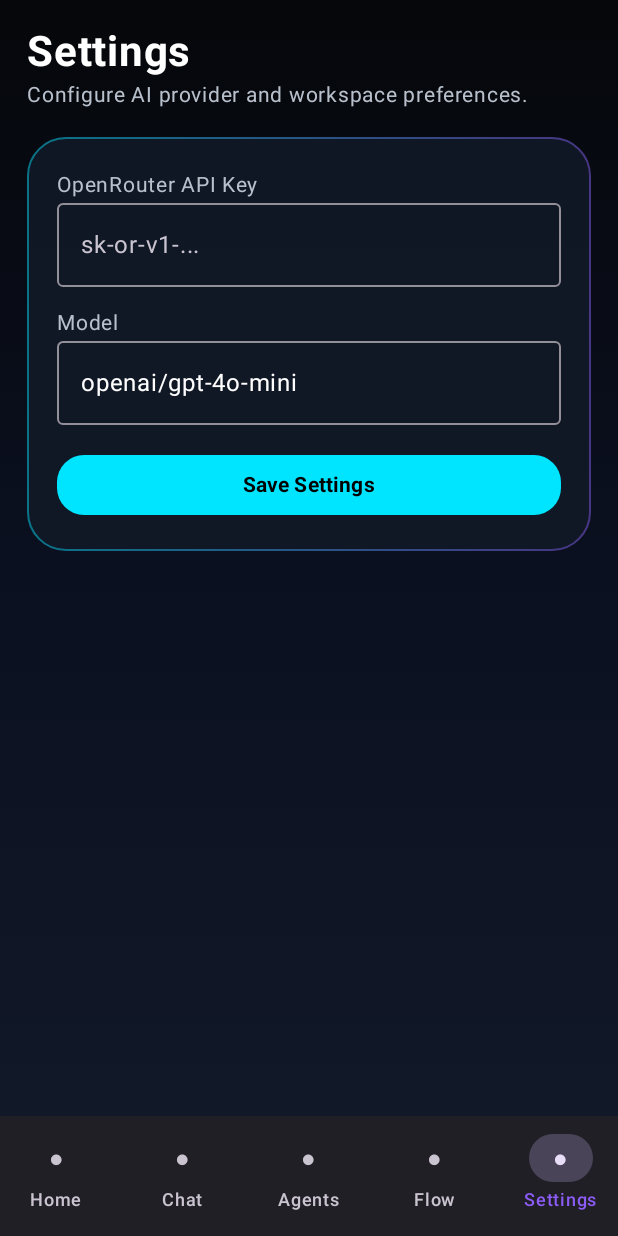
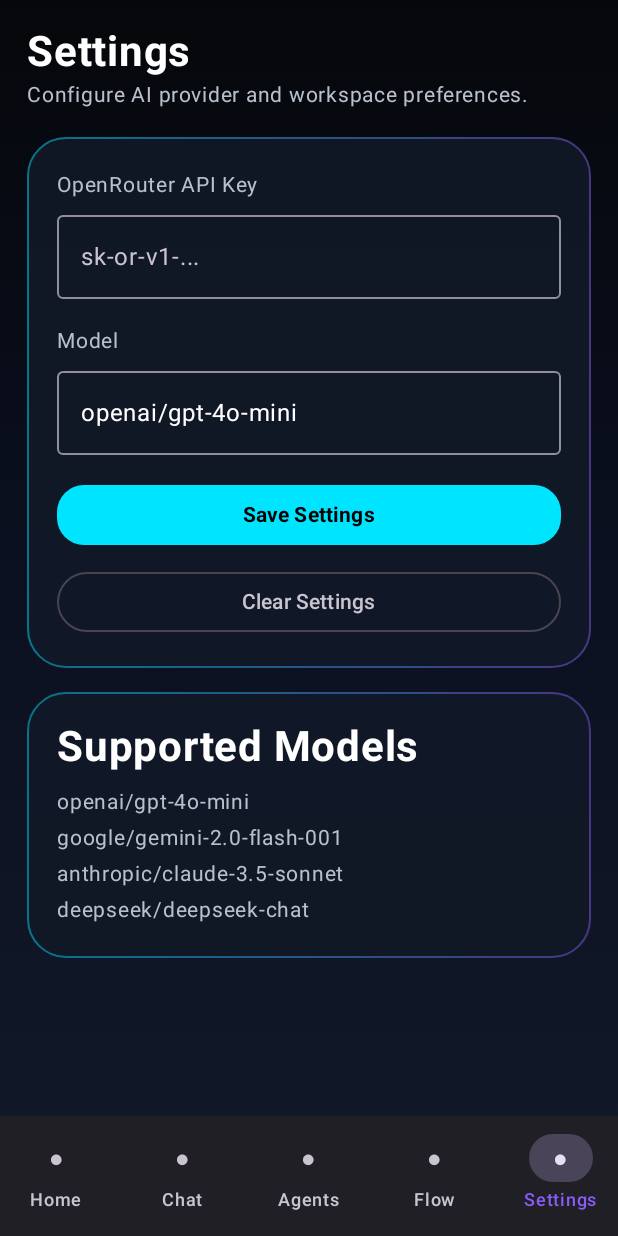
Before and after one commit to devxvoid/Mr-Robot-AI-Workspace, an Android app built with Jetpack Compose: the SettingsScreen screen opened through its navigation route, on a phone screen of 412 x 824 dp. Run offline under Robolectric (Android 15) with nearby library versions, the phone set to English and light mode, and no system bars.

Commit message:
Step 1 add persistent DataStore settings

```diff
--- /dev/null
+++ b/app/src/main/java/com/mrrobot/aiworkspace/data/SettingsStore.kt
@@ -0,0 +1,44 @@
+package com.mrrobot.aiworkspace.data
+
+import android.content.Context
+import androidx.datastore.preferences.core.edit
+import androidx.datastore.preferences.core.stringPreferencesKey
+import androidx.datastore.preferences.preferencesDataStore
+import kotlinx.coroutines.flow.Flow
+import kotlinx.coroutines.flow.map
+
+private val Context.settingsDataStore by preferencesDataStore(name = "mr_robot_settings")
+
+data class AppSettings(
+    val apiKey: String = "",
+    val model: String = "openai/gpt-4o-mini"
+)
+
+class SettingsStore(private val context: Context) {
+
+    private object Keys {
+        val API_KEY = stringPreferencesKey("openrouter_api_key")
+        val MODEL = stringPreferencesKey("selected_model")
+    }
+
+    val settingsFlow: Flow<AppSettings> =
+        context.settingsDataStore.data.map { prefs ->
+            AppSettings(
+                apiKey = prefs[Keys.API_KEY] ?: "",
+                model = prefs[Keys.MODEL] ?: "openai/gpt-4o-mini"
+            )
+        }
+
+    suspend fun saveSettings(apiKey: String, model: String) {
+        context.settingsDataStore.edit { prefs ->
+            prefs[Keys.API_KEY] = apiKey.trim()
+            prefs[Keys.MODEL] = model.trim().ifBlank { "openai/gpt-4o-mini" }
+        }
+    }
+
+    suspend fun clearSettings() {
+        context.settingsDataStore.edit { prefs ->
+            prefs.clear()
+        }
+    }
+}
--- a/app/src/main/java/com/mrrobot/aiworkspace/ui/screens/SettingsScreen.kt
+++ b/app/src/main/java/com/mrrobot/aiworkspace/ui/screens/SettingsScreen.kt
@@ -1,42 +1,94 @@
 package com.mrrobot.aiworkspace.ui.screens
 
 import androidx.compose.foundation.layout.*
+import androidx.compose.foundation.rememberScrollState
+import androidx.compose.foundation.verticalScroll
 import androidx.compose.material3.*
 import androidx.compose.runtime.*
 import androidx.compose.ui.Modifier
+import androidx.compose.ui.text.input.PasswordVisualTransformation
 import androidx.compose.ui.unit.dp
+import androidx.lifecycle.viewmodel.compose.viewModel
 import com.mrrobot.aiworkspace.ui.components.*
+import com.mrrobot.aiworkspace.viewmodel.SettingsViewModel
 
 @Composable
-fun SettingsScreen() {
-    var apiKey by remember { mutableStateOf("") }
-    var model by remember { mutableStateOf("openai/gpt-4o-mini") }
+fun SettingsScreen(
+    viewModel: SettingsViewModel = viewModel()
+) {
+    val state by viewModel.uiState.collectAsState()
 
     ScreenShell {
+        Column(
+            modifier = Modifier
+                .fillMaxSize()
+                .verticalScroll(rememberScrollState())
+        ) {
             Title("Settings")
             Subtitle("Configure AI provider and workspace preferences.")
             Spacer(Modifier.height(16.dp))
 
             GlassCard {
                 Subtitle("OpenRouter API Key")
+
+                Spacer(Modifier.height(8.dp))
+
                 OutlinedTextField(
-                value = apiKey,
-                onValueChange = { apiKey = it },
+                    value = state.apiKey,
+                    onValueChange = viewModel::updateApiKey,
                     placeholder = { Text("sk-or-v1-...") },
-                modifier = Modifier.fillMaxWidth()
-            )
-
-            Spacer(Modifier.height(12.dp))
-
-            Subtitle("Model")
-            OutlinedTextField(
-                value = model,
-                onValueChange = { model = it },
+                    visualTransformation = PasswordVisualTransformation(),
+                    singleLine = true,
                     modifier = Modifier.fillMaxWidth()
                 )
 
                 Spacer(Modifier.height(16.dp))
-            CyberButton("Save Settings") {}
+
+                Subtitle("Model")
+
+                Spacer(Modifier.height(8.dp))
+
+                OutlinedTextField(
+                    value = state.model,
+                    onValueChange = viewModel::updateModel,
+                    placeholder = { Text("openai/gpt-4o-mini") },
+                    singleLine = true,
+                    modifier = Modifier.fillMaxWidth()
+                )
+
+                Spacer(Modifier.height(16.dp))
+
+                CyberButton("Save Settings") {
+                    viewModel.save()
+                }
+
+                Spacer(Modifier.height(10.dp))
+
+                OutlinedButton(
+                    onClick = { viewModel.clear() },
+                    modifier = Modifier.fillMaxWidth()
+                ) {
+                    Text("Clear Settings")
+                }
+
+                if (state.savedMessage.isNotBlank()) {
+                    Spacer(Modifier.height(12.dp))
+                    Subtitle(state.savedMessage)
+                }
+            }
+
+            Spacer(Modifier.height(16.dp))
+
+            GlassCard {
+                Title("Supported Models")
+                Spacer(Modifier.height(8.dp))
+                Subtitle("openai/gpt-4o-mini")
+                Subtitle("google/gemini-2.0-flash-001")
+                Subtitle("anthropic/claude-3.5-sonnet")
+                Subtitle("deepseek/deepseek-chat")
+            }
+
+            Spacer(Modifier.height(80.dp))
         }
     }
 }
--- /dev/null
+++ b/app/src/main/java/com/mrrobot/aiworkspace/viewmodel/SettingsViewModel.kt
@@ -0,0 +1,75 @@
+package com.mrrobot.aiworkspace.viewmodel
+
+import android.app.Application
+import androidx.lifecycle.AndroidViewModel
+import androidx.lifecycle.viewModelScope
+import com.mrrobot.aiworkspace.data.AppSettings
+import com.mrrobot.aiworkspace.data.SettingsStore
+import kotlinx.coroutines.flow.MutableStateFlow
+import kotlinx.coroutines.flow.StateFlow
+import kotlinx.coroutines.flow.asStateFlow
+import kotlinx.coroutines.launch
+
+data class SettingsUiState(
+    val apiKey: String = "",
+    val model: String = "openai/gpt-4o-mini",
+    val savedMessage: String = "",
+    val isLoaded: Boolean = false
+)
+
+class SettingsViewModel(application: Application) : AndroidViewModel(application) {
+
+    private val store = SettingsStore(application.applicationContext)
+
+    private val _uiState = MutableStateFlow(SettingsUiState())
+    val uiState: StateFlow<SettingsUiState> = _uiState.asStateFlow()
+
+    init {
+        viewModelScope.launch {
+            store.settingsFlow.collect { settings: AppSettings ->
+                _uiState.value = _uiState.value.copy(
+                    apiKey = settings.apiKey,
+                    model = settings.model,
+                    isLoaded = true
+                )
+            }
+        }
+    }
+
+    fun updateApiKey(value: String) {
+        _uiState.value = _uiState.value.copy(
+            apiKey = value,
+            savedMessage = ""
+        )
+    }
+
+    fun updateModel(value: String) {
+        _uiState.value = _uiState.value.copy(
+            model = value,
+            savedMessage = ""
+        )
+    }
+
+    fun save() {
+        viewModelScope.launch {
+            val current = _uiState.value
+            store.saveSettings(
+                apiKey = current.apiKey,
+                model = current.model
+            )
+            _uiState.value = current.copy(
+                savedMessage = "Settings saved successfully"
+            )
+        }
+    }
+
+    fun clear() {
+        viewModelScope.launch {
+            store.clearSettings()
+            _uiState.value = SettingsUiState(
+                savedMessage = "Settings cleared",
+                isLoaded = true
+            )
+        }
+    }
+}
```
Lines whose indentation alone changed are shown as unchanged.
